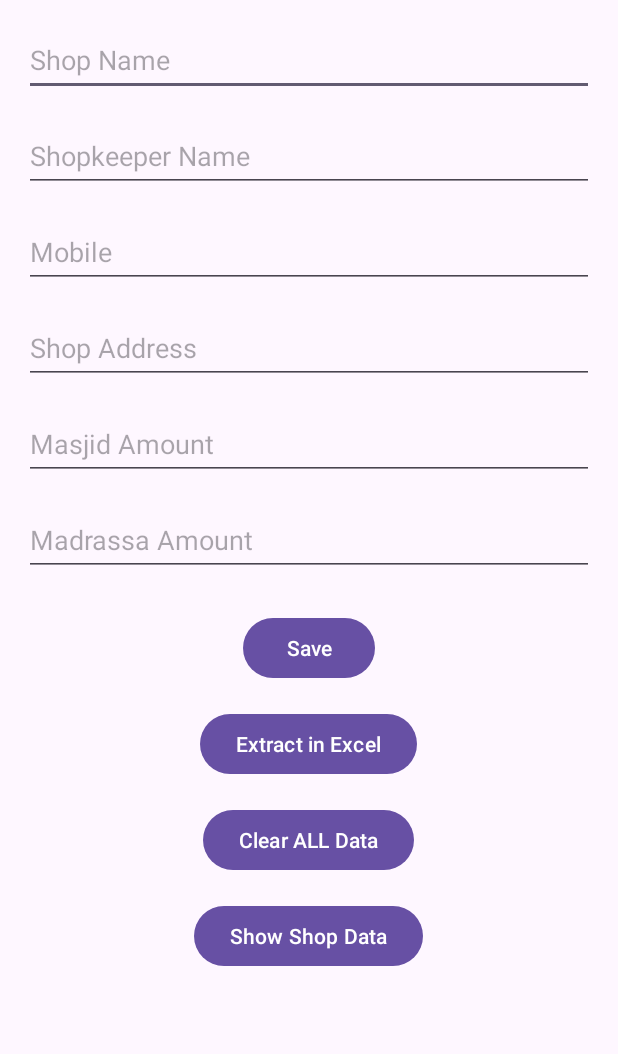
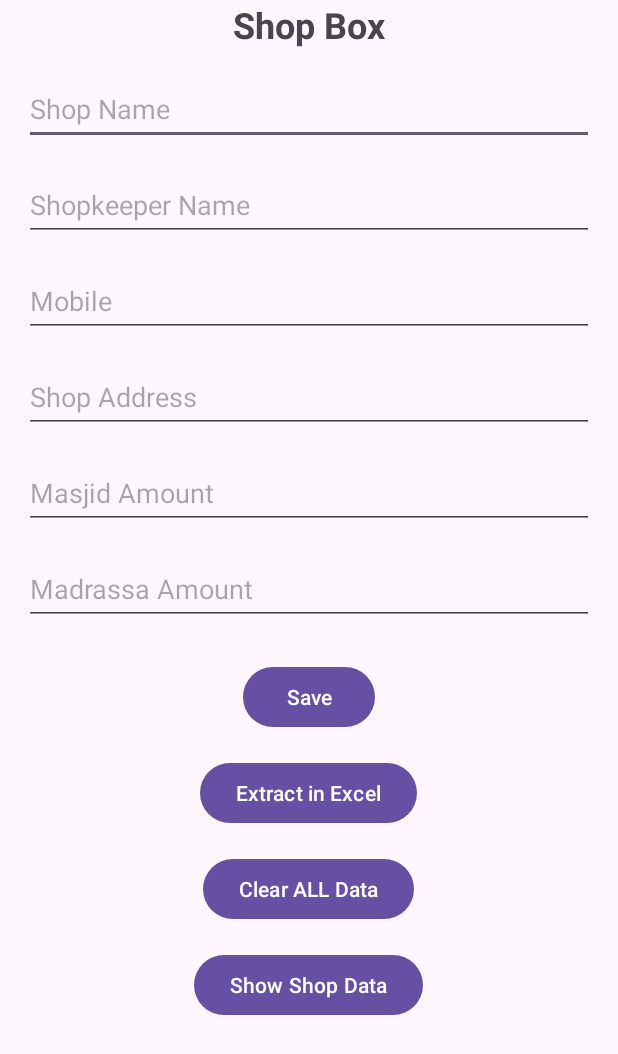
Before and after one commit to QaziHusnain/Donation_v1.0_android, an Android app: the shop_activity screen opened directly, with no data from a screen before it, on a phone screen of 412 x 824 dp. Shown: the top 1054 px of the screen. Run offline under Robolectric (Android 15) with nearby library versions, the phone set to English and light mode, and no system bars.

Commit message:
app UI interface commits

```diff
--- a/app/src/main/AndroidManifest.xml
+++ b/app/src/main/AndroidManifest.xml
@@ -8,6 +8,8 @@
 
     <uses-permission android:name="android.permission.SEND_SMS" />
     <uses-permission android:name="android.permission.WRITE_EXTERNAL_STORAGE" />
+    <uses-permission android:name="android.permission.SEND_SMS" />
+
 
 
 
--- a/app/src/main/res/layout/home_activity.xml
+++ b/app/src/main/res/layout/home_activity.xml
@@ -8,7 +8,8 @@
         android:id="@+id/textViewHome"
         android:layout_width="wrap_content"
         android:layout_height="wrap_content"
-        android:text="Home Activity"
+        android:layout_centerHorizontal="true"
+        android:text="Home Box"
         android:textSize="24sp"
         android:textStyle="bold" />
 
--- a/app/src/main/res/layout/personal_activity.xml
+++ b/app/src/main/res/layout/personal_activity.xml
@@ -8,7 +8,8 @@
         android:id="@+id/textViewPersonal"
         android:layout_width="wrap_content"
         android:layout_height="wrap_content"
-        android:text="Personal Activity"
+        android:layout_centerHorizontal="true"
+        android:text="Personal Box"
         android:textSize="24sp"
         android:textStyle="bold" />
 
--- a/app/src/main/res/layout/shop_activity.xml
+++ b/app/src/main/res/layout/shop_activity.xml
@@ -2,12 +2,22 @@
 <RelativeLayout xmlns:android="http://schemas.android.com/apk/res/android"
     android:layout_width="match_parent"
     android:layout_height="match_parent">
+
+    <TextView
+        android:id="@+id/textViewPersonal"
+        android:layout_width="wrap_content"
+        android:layout_height="wrap_content"
+        android:layout_centerHorizontal="true"
+        android:text="Shop Box"
+        android:textSize="24sp"
+        android:textStyle="bold" />
 
     <EditText
         android:id="@+id/editTextShopName"
         android:layout_width="match_parent"
         android:layout_height="wrap_content"
         android:layout_marginStart="16dp"
+        android:layout_below="@id/textViewPersonal"
         android:layout_marginTop="16dp"
         android:layout_marginEnd="16dp"
         android:hint="Shop Name"
```
Also changed, not shown: app/src/main/java/com/example/donation/personal_activity.java (+27 -3 lines), app/src/main/res/layout/activity_main.xml (+11 -0 lines), app/src/main/res/layout/activity_signup.xml (+10 -0 lines), app/src/main/res/drawable/my_icon.png (added).
